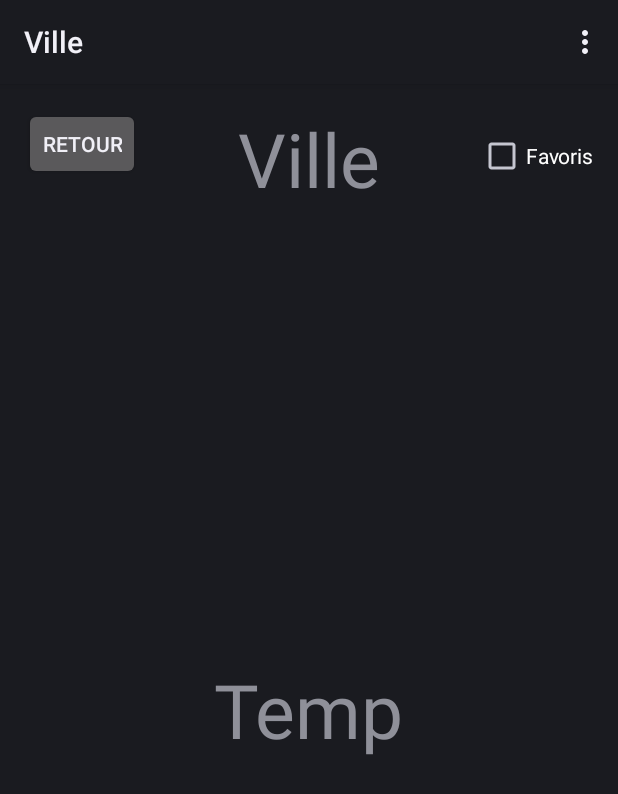
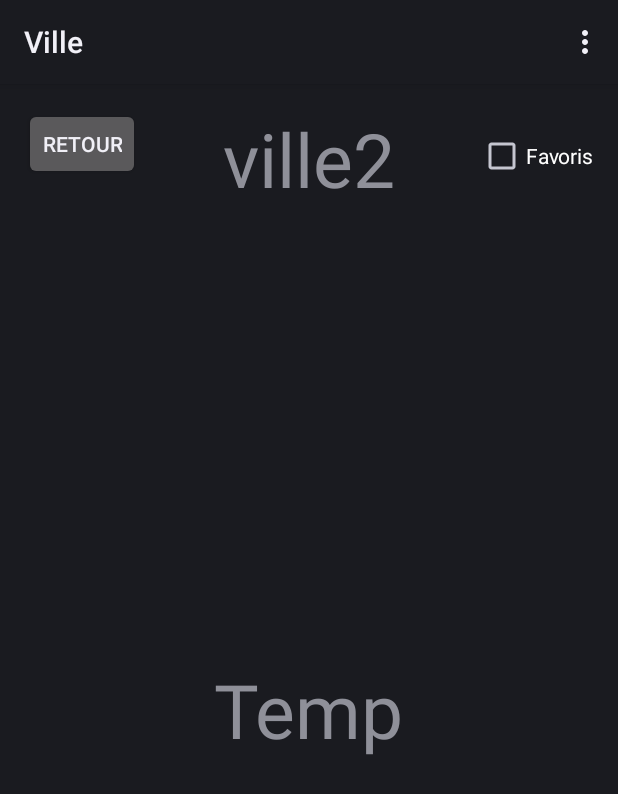
Before and after one commit to antoineludwig/Projet-Android, an Android app: the screen it shows after launch (VilleActivity), after a tap on "ville2", on a phone screen of 412 x 824 dp. Shown: the top 794 px of the screen. Run offline under Robolectric (Android 15) with nearby library versions, the phone set to English and light mode, and no system bars.

Commit message:
Passage de paramètre Nom de la ville

```diff
--- a/app/src/main/java/com/projet/esgi/meteoesgial1/ListeVillesActivity.java
+++ b/app/src/main/java/com/projet/esgi/meteoesgial1/ListeVillesActivity.java
@@ -12,11 +12,13 @@ import android.widget.AdapterView;
 import android.widget.ArrayAdapter;
 import android.widget.AdapterView.OnItemClickListener;
 import android.widget.ListView;
+import android.widget.Switch;
 
 
 public class ListeVillesActivity extends Activity {
 
     private ListView listeDesVilles;
+    private Switch listeFavoris;
     static String[]  lesVilles = {"ville1","ville2"};
 
     @Override
@@ -25,13 +27,22 @@ public class ListeVillesActivity extends Activity {
         setContentView(R.layout.activity_liste_villes);
         ArrayAdapter<String> adapter = new ArrayAdapter<String>(this,android.R.layout.simple_expandable_list_item_1,lesVilles);
 
+        //liste des villes
         listeDesVilles = (ListView) findViewById(R.id.listeVille);
         listeDesVilles.setAdapter(adapter);
-
         listeDesVilles.setOnItemClickListener(new OnItemClickListener() {
             @Override
             public void onItemClick(AdapterView<?> adapterView, View view, int i, long l) {
-                onVilleChoisieClick();
+                onVilleChoisieClick(i);
+            }
+        });
+
+        //liste des favoris
+        listeFavoris = (Switch) findViewById(R.id.favoris);
+        listeFavoris.setOnClickListener(new View.OnClickListener() {
+            @Override
+            public void onClick(View view) {
+                changeListToFavoris(view);
             }
         });
     }
@@ -59,12 +70,16 @@ public class ListeVillesActivity extends Activity {
         return super.onOptionsItemSelected(item);
     }
 
-    public void onVilleChoisieClick(){
-        Log.v("entre","entre dans la fonction");
-        listeDesVilles = (ListView) findViewById(R.id.listeVille);
-        //récupère la liste de ville
+    public void onVilleChoisieClick(int position){
         Intent intent = new Intent(this,VilleActivity.class);
-        intent.putExtra("nomville",listeDesVilles.getSelectedItem().toString());
+        intent.putExtra("nomville",listeDesVilles.getItemAtPosition(position).toString());
         startActivity(intent);
     }
+
+    public void changeListToFavoris(View view){
+        if(listeFavoris.isChecked())
+        {
+            //TO DO update listeVille
+        }
+    }
 }
--- a/app/src/main/java/com/projet/esgi/meteoesgial1/VilleActivity.java
+++ b/app/src/main/java/com/projet/esgi/meteoesgial1/VilleActivity.java
@@ -1,9 +1,12 @@
 package com.projet.esgi.meteoesgial1;
 
 import android.app.Activity;
+import android.content.Intent;
 import android.os.Bundle;
+import android.util.Log;
 import android.view.Menu;
 import android.view.MenuItem;
+import android.widget.TextView;
 
 
 public class VilleActivity extends Activity {
@@ -12,6 +15,9 @@ public class VilleActivity extends Activity {
     protected void onCreate(Bundle savedInstanceState) {
         super.onCreate(savedInstanceState);
         setContentView(R.layout.activity_ville);
+        TextView nomDeLaVille = (TextView)findViewById(R.id.nomVille);
+        Intent i = getIntent();
+        nomDeLaVille.setText(i.getStringExtra("nomville"));
     }
 
 
--- a/app/src/main/res/layout/activity_liste_villes.xml
+++ b/app/src/main/res/layout/activity_liste_villes.xml
@@ -15,7 +15,7 @@
         android:layout_alignParentLeft="true"
         android:layout_alignParentStart="true"
         android:choiceMode="singleChoice"
-        android:layout_below="@+id/searchView2" />
+        android:layout_below="@+id/rechercherVille" />
 
     <Switch
         android:layout_width="wrap_content"
@@ -29,7 +29,7 @@
     <SearchView
         android:layout_width="wrap_content"
         android:layout_height="wrap_content"
-        android:id="@+id/searchView2"
+        android:id="@+id/rechercherVille"
         android:layout_below="@+id/favoris"
         android:layout_alignParentLeft="true"
         android:layout_alignParentStart="true"
--- a/app/src/main/res/menu/menu_liste_ville_favoris.xml
+++ /dev/null
@@ -1,6 +0,0 @@
-<menu xmlns:android="http://schemas.android.com/apk/res/android"
-    xmlns:tools="http://schemas.android.com/tools"
-    tools:context="com.projet.esgi.meteoesgial1.ListeVilleFavorisActivity">
-    <item android:id="@+id/action_settings" android:title="@string/action_settings"
-        android:orderInCategory="100" android:showAsAction="never" />
-</menu>
```
Also changed, not shown: app/src/main/java/com/projet/esgi/meteoesgial1/ListeVilleFavorisActivity.java (deleted, +0 -39 lines), app/src/main/res/layout/activity_liste_ville_favoris.xml (deleted, +0 -36 lines).
